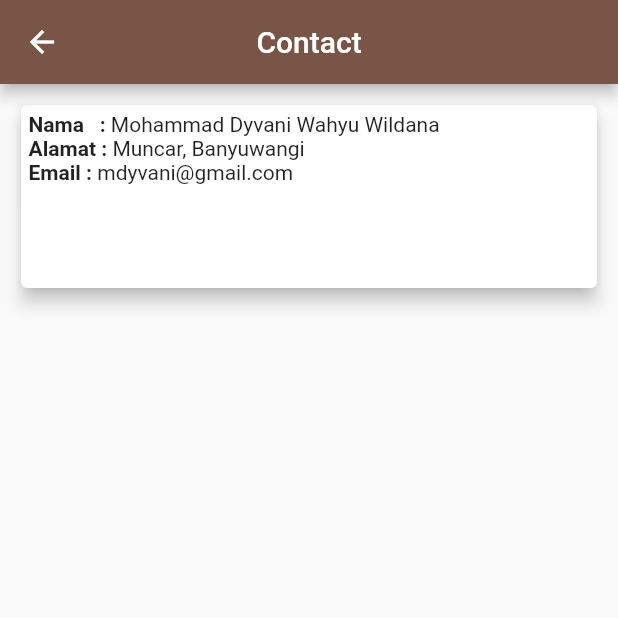
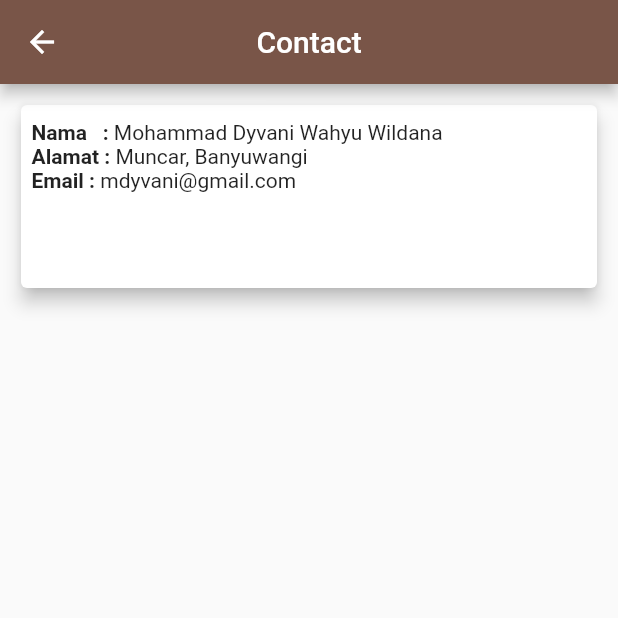
Before and after one commit to mohammaddyvani/routing_flutter, a Flutter app: the ContactPage screen opened by its route, on a phone screen of 412 x 824 dp, the top half of it. Run offline on Flutter 3.47's test engine with Material 2 defaults, Android fonts, the phone set to English and light mode, and no system bars.

```diff
--- a/lib/pages/contact.dart
+++ b/lib/pages/contact.dart
@@ -16,7 +16,7 @@ class ContactPage extends StatelessWidget {
         child: Card(
           elevation: 5,
           child: Padding(
-            padding: EdgeInsets.all(5),
+            padding: EdgeInsets.fromLTRB(7, 10, 7, 10),
             child: Column(
               crossAxisAlignment: CrossAxisAlignment.start,
               children: [
```
Also changed, not shown: 1 other file.
